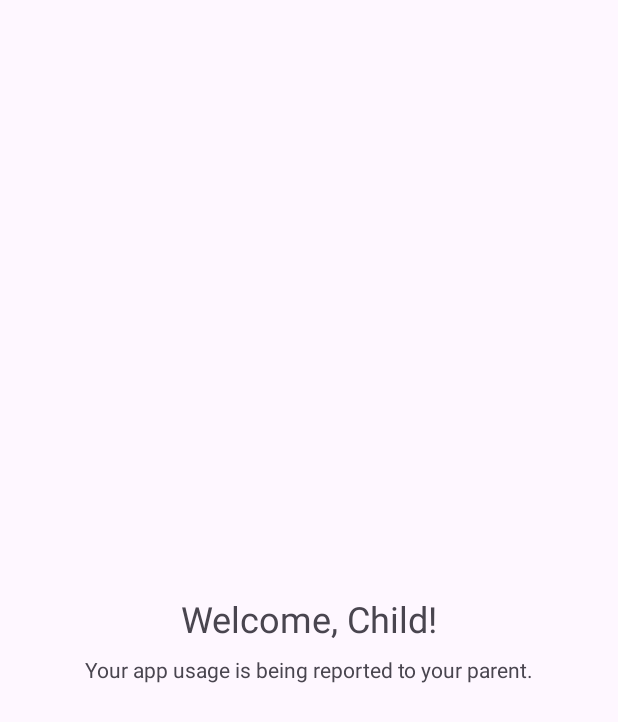
After one commit to AminaAziz220/AI-Child-Monitor, an Android app: the ChildHomeActivity screen opened directly, with no data from a screen before it, on a phone screen of 412 x 824 dp. The commit adds this screen. Shown: the top 722 px of the screen. Run offline under Robolectric (Android 15) with nearby library versions, the phone set to English and light mode, and no system bars; our stand-ins replace Firebase (no records; nobody signed in at launch, a user with empty details on screens opened directly).

Commit message:
working 30+xtra.16/12/25.

```diff
--- a/app/src/main/AndroidManifest.xml
+++ b/app/src/main/AndroidManifest.xml
@@ -40,6 +40,9 @@
         <activity
             android:name=".ChildDashboardActivity"
             android:exported="false" />
+        <activity
+            android:name=".ChildHomeActivity"
+            android:exported="false" />
     </application>
 
 </manifest>
--- /dev/null
+++ b/app/src/main/java/com/sigmacoders/aichildmonitor/ChildHomeActivity.kt
@@ -0,0 +1,33 @@
+package com.sigmacoders.aichildmonitor
+
+import android.os.Bundle
+import androidx.appcompat.app.AppCompatActivity
+import com.sigmacoders.aichildmonitor.databinding.ActivityChildHomeBinding
+import com.sigmacoders.aichildmonitor.uploader.UsageStatsUploader
+
+class ChildHomeActivity : AppCompatActivity() {
+
+    private lateinit var binding: ActivityChildHomeBinding
+    private lateinit var usageStatsUploader: UsageStatsUploader
+
+    override fun onCreate(savedInstanceState: Bundle?) {
+        super.onCreate(savedInstanceState)
+        binding = ActivityChildHomeBinding.inflate(layoutInflater)
+        setContentView(binding.root)
+
+        usageStatsUploader = UsageStatsUploader(this)
+
+        val parentId = intent.getStringExtra("PARENT_ID")
+        val childId = intent.getStringExtra("CHILD_ID")
+
+        if (parentId != null && childId != null) {
+            if (usageStatsUploader.hasUsageStatsPermission()) {
+                usageStatsUploader.uploadUsageStats(parentId, childId)
+            } else {
+                // If permission is not granted, this will take the user to the settings screen.
+                // The upload will happen the next time the app is opened after permission is granted.
+                usageStatsUploader.requestUsageStatsPermission()
+            }
+        }
+    }
+}
--- /dev/null
+++ b/app/src/main/res/layout/activity_child_home.xml
@@ -0,0 +1,30 @@
+<?xml version="1.0" encoding="utf-8"?>
+<androidx.constraintlayout.widget.ConstraintLayout xmlns:android="http://schemas.android.com/apk/res/android"
+    xmlns:app="http://schemas.android.com/apk/res-auto"
+    xmlns:tools="http://schemas.android.com/tools"
+    android:layout_width="match_parent"
+    android:layout_height="match_parent"
+    tools:context=".ChildHomeActivity">
+
+    <TextView
+        android:id="@+id/welcomeTextView"
+        android:layout_width="wrap_content"
+        android:layout_height="wrap_content"
+        android:text="Welcome, Child!"
+        android:textSize="24sp"
+        app:layout_constraintBottom_toBottomOf="parent"
+        app:layout_constraintEnd_toEndOf="parent"
+        app:layout_constraintStart_toStartOf="parent"
+        app:layout_constraintTop_toTopOf="parent" />
+
+    <TextView
+        android:layout_width="wrap_content"
+        android:layout_height="wrap_content"
+        android:layout_marginTop="8dp"
+        android:text="Your app usage is being reported to your parent."
+        android:textAlignment="center"
+        app:layout_constraintEnd_toEndOf="parent"
+        app:layout_constraintStart_toStartOf="parent"
+        app:layout_constraintTop_toBottomOf="@+id/welcomeTextView" />
+
+</androidx.constraintlayout.widget.ConstraintLayout>
```
Also changed, not shown: app/src/main/java/com/sigmacoders/aichildmonitor/ChildDashboardActivity.kt (+33 -65 lines), app/src/main/java/com/sigmacoders/aichildmonitor/ChildLoginActivity.kt (+35 -6 lines), app/src/main/java/com/sigmacoders/aichildmonitor/MainActivity.kt (+10 -7 lines), app/src/main/java/com/sigmacoders/aichildmonitor/model/Child.kt (+6 -3 lines), app/src/main/java/com/sigmacoders/aichildmonitor/uploader/UsageStatsUploader.kt (added, +106 -0 lines).
